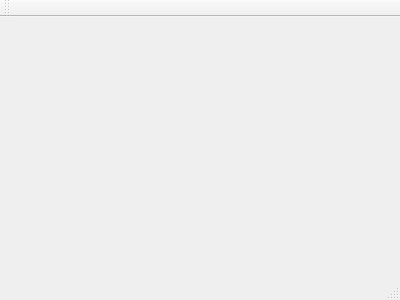
Qt form untitled/mainwindow.ui (JimiLinn/OlioJatko) before a commit.
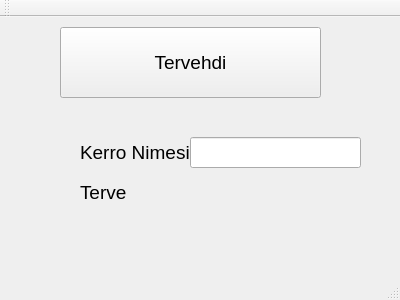
The same form after that commit.

```diff
--- a/untitled/mainwindow.ui
+++ b/untitled/mainwindow.ui
@@ -12,13 +12,93 @@
   <property name="windowTitle" >
    <string>MainWindow</string>
   </property>
-  <widget class="QMenuBar" name="menuBar" />
-  <widget class="QToolBar" name="mainToolBar" />
-  <widget class="QWidget" name="centralWidget" />
-  <widget class="QStatusBar" name="statusBar" />
+  <widget class="QWidget" name="centralWidget">
+   <widget class="QPushButton" name="btnSayHello">
+    <property name="geometry">
+     <rect>
+      <x>60</x>
+      <y>10</y>
+      <width>261</width>
+      <height>71</height>
+     </rect>
+    </property>
+    <property name="font">
+     <font>
+      <pointsize>14</pointsize>
+     </font>
+    </property>
+    <property name="text">
+     <string>Tervehdi</string>
+    </property>
+   </widget>
+   <widget class="QLabel" name="labelResult">
+    <property name="geometry">
+     <rect>
+      <x>80</x>
+      <y>160</y>
+      <width>181</width>
+      <height>31</height>
+     </rect>
+    </property>
+    <property name="font">
+     <font>
+      <pointsize>14</pointsize>
+     </font>
+    </property>
+    <property name="text">
+     <string>Terve</string>
+    </property>
+   </widget>
+   <widget class="QLabel" name="labelResult_2">
+    <property name="geometry">
+     <rect>
+      <x>80</x>
+      <y>120</y>
+      <width>181</width>
+      <height>31</height>
+     </rect>
+    </property>
+    <property name="font">
+     <font>
+      <pointsize>14</pointsize>
+     </font>
+    </property>
+    <property name="text">
+     <string>Kerro Nimesi</string>
+    </property>
+   </widget>
+   <widget class="QLineEdit" name="lineEditName">
+    <property name="geometry">
+     <rect>
+      <x>190</x>
+      <y>120</y>
+      <width>171</width>
+      <height>31</height>
+     </rect>
+    </property>
+   </widget>
+  </widget>
+  <widget class="QMenuBar" name="menuBar">
+   <property name="geometry">
+    <rect>
+     <x>0</x>
+     <y>0</y>
+     <width>400</width>
+     <height>21</height>
+    </rect>
+   </property>
+  </widget>
+  <widget class="QToolBar" name="mainToolBar">
+   <attribute name="toolBarArea">
+    <enum>TopToolBarArea</enum>
+   </attribute>
+   <attribute name="toolBarBreak">
+    <bool>false</bool>
+   </attribute>
+  </widget>
+  <widget class="QStatusBar" name="statusBar"/>
  </widget>
- <layoutDefault spacing="6" margin="11" />
- <pixmapfunction></pixmapfunction>
+ <layoutdefault spacing="6" margin="11"/>
  <resources/>
  <connections/>
 </ui>
```
Left out of the diff: 7 changed lines with no effect on the pictures.
